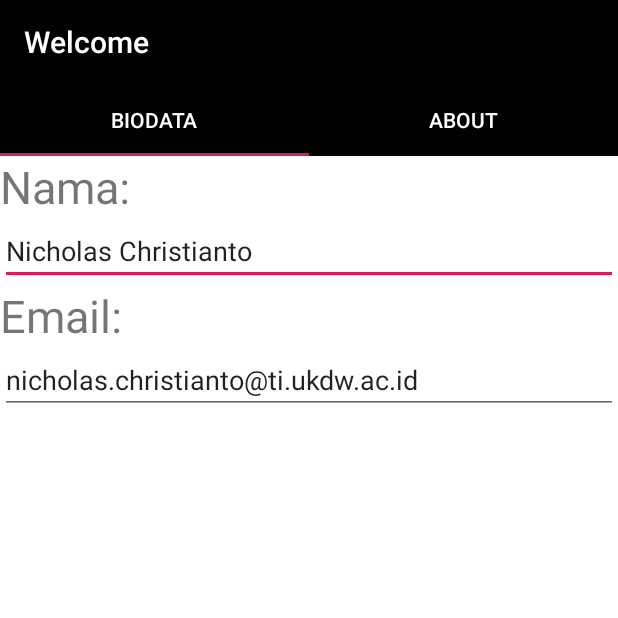
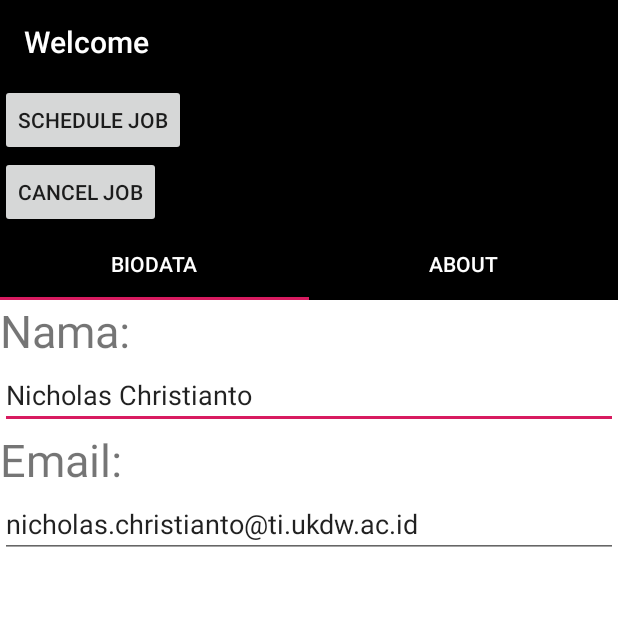
Before and after one commit to NicholasChristianto/PrProgandroid, an Android app: the Left screen opened directly, with no data from a screen before it, on a phone screen of 412 x 824 dp, the top half of it. Run offline under Robolectric (Android 15) with nearby library versions, the phone set to English and light mode, and no system bars; 1 statement that could not run was skipped.

Commit message:
added JobScheduler

```diff
--- a/app/build.gradle
+++ b/app/build.gradle
@@ -5,7 +5,7 @@ android {
     buildToolsVersion "29.0.2"
     defaultConfig {
         applicationId "com.example.login"
-        minSdkVersion 15
+        minSdkVersion 21
         targetSdkVersion 29
         versionCode 1
         versionName "1.0"
--- a/app/src/main/AndroidManifest.xml
+++ b/app/src/main/AndroidManifest.xml
@@ -4,6 +4,8 @@
     <uses-permission android:name="android.permission.CHANGE_WIFI_STATE" />
     <uses-permission android:name="android.permission.CHANGE_WIFI_STATE"/>
     <uses-permission android:name="android.permission.ACCESS_NETWORK_STATE" />
+    <uses-permission android:name="android.permission.RECEIVE_BOOT_COMPLETED" />
+
     <application
         android:allowBackup="true"
         android:icon="@mipmap/ic_launcher"
@@ -28,7 +30,9 @@
                 <category android:name="android.intent.category.LAUNCHER" />
             </intent-filter>
         </activity>
-
+    <service
+        android:name=".ExampleJobService"
+        android:permission="android.permission.BIND_JOB_SERVICE" />
     </application>
 
 </manifest>
--- a/app/src/main/java/com/example/login/Left.java
+++ b/app/src/main/java/com/example/login/Left.java
@@ -1,7 +1,11 @@
 package com.example.login;
 
+import android.app.job.JobInfo;
+import android.app.job.JobScheduler;
+import android.content.ComponentName;
 import android.content.Intent;
 import android.os.Bundle;
+import android.util.Log;
 import android.view.LayoutInflater;
 import android.view.View;
 import android.view.ViewGroup;
@@ -13,10 +17,13 @@ import androidx.fragment.app.FragmentActivity;
 
 import com.example.login.R;
 
+import static android.content.Context.JOB_SCHEDULER_SERVICE;
 import static android.content.Intent.getIntent;
+import static androidx.core.content.ContextCompat.getSystemService;
 
 public class Left extends Fragment {
 
+    ExampleJobService ex = new ExampleJobService();
     @Override
 
     public View onCreateView(LayoutInflater inflater, ViewGroup container, Bundle savedInstanceState){
--- a/app/src/main/res/layout/activity_home_page.xml
+++ b/app/src/main/res/layout/activity_home_page.xml
@@ -20,7 +20,19 @@
         android:layout_height="wrap_content"
         android:background="@android:color/black"
         >
+        <Button
+            android:layout_width="wrap_content"
+            android:layout_height="wrap_content"
+            android:onClick="scheduleJob"
+            android:text="Schedule Job"
+            android:id="@+id/satu"/>
 
+        <Button
+            android:layout_width="wrap_content"
+            android:layout_height="wrap_content"
+            android:onClick="cancelJob"
+            android:text="Cancel Job"
+            android:layout_below="@+id/satu"/>
     <androidx.viewpager.widget.ViewPager
     android:id="@+id/view_pager"
     android:layout_width="match_parent"
```
Also changed, not shown: app/src/main/java/com/example/login/ExampleJobService.java (added, +57 -0 lines), app/src/main/java/com/example/login/homePage.java (+53 -0 lines).
